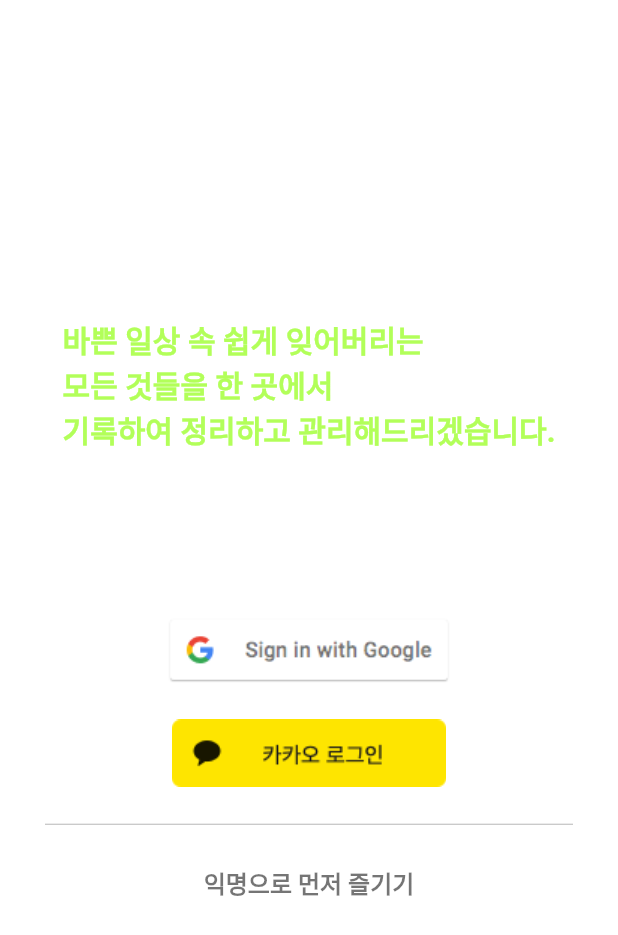
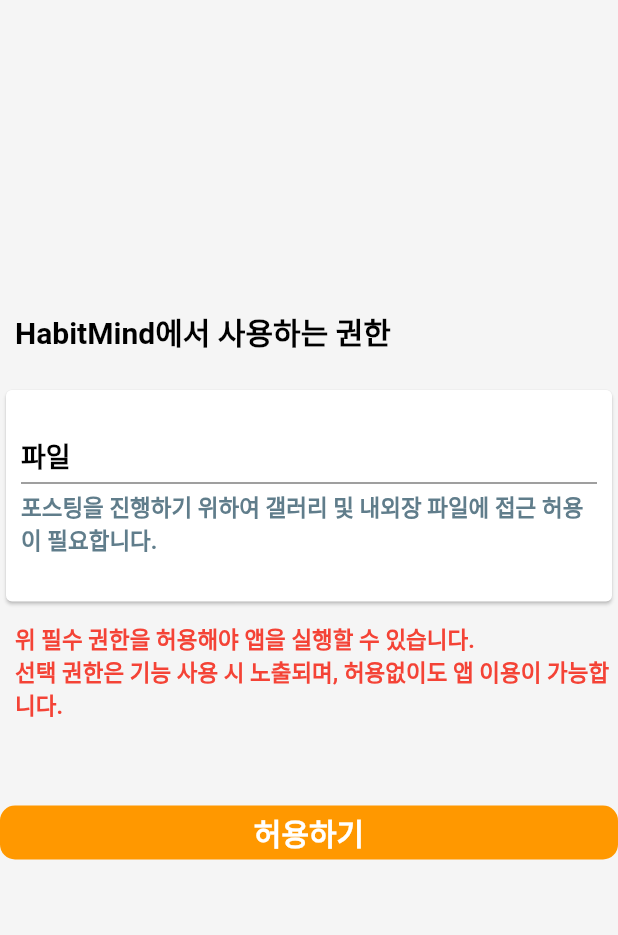
Before and after one commit to chosungsu/Clink, a Flutter app: the screen it shows after launch, on a phone screen of 412 x 824 dp. Shown: the top 935 px of the screen. Run offline on Flutter 3.47's test engine with Material 2 defaults, Android fonts, the light colour scheme and no system bars; our stand-ins replace animated_text_kit, cloud_firestore, curved_navigation_bar, firebase_core, flutter_secure_storage, flutter_spinkit and 6 more; missing offline and left inert: kakao_flutter_sdk, textfield_tags, transition; accounts and stored records are empty.

Commit message:
add some codes

```diff
--- a/lib/Dialogs/checkhowtag.dart
+++ b/lib/Dialogs/checkhowtag.dart
@@ -16,11 +16,11 @@
             ),
           ),
           content: const Text(
-            '태그는 \'#\'을 입력하고 원하는 태그 작성 후 스페이스를 누르면 자동 중단됩니다.\n'
-                '한 개 이상의 태그 작성을 원하시면 스페이스로 한칸 띄우신 후에 처음 작성방법을 따르시면 됩니다.',
+            '태그는 원하는 태그 작성 후 스페이스를 누르면 자동 추가됩니다.\n'
+                '한 개 이상의 태그 작성을 원하시면 위 과정을 반복하시면 됩니다.',
             style: TextStyle(
               fontSize: 15,
-              color: Colors.blueGrey,
+              color: Colors.black,
               fontWeight: FontWeight.bold,
             ),
           ),
--- a/lib/Page/HomePage.dart
+++ b/lib/Page/HomePage.dart
@@ -8,8 +8,8 @@
 import '../UI/AD.dart';
 
 class HomePage extends StatefulWidget {
-  const HomePage({Key? key}) : super(key: key);
-
+  const HomePage({Key? key, required this.title}) : super(key: key);
+  final String title;
   @override
   State<StatefulWidget> createState() => _HomePageState();
 }
@@ -70,7 +70,7 @@
         centerTitle: true,
         backgroundColor: Colors.grey.shade100,
         title: Text(
-            'SuChip',
+            widget.title,
             style: TextStyle(
                 color: Colors.deepPurpleAccent.shade100,
             )
--- a/lib/Page/LoginSignPage.dart
+++ b/lib/Page/LoginSignPage.dart
@@ -68,7 +68,7 @@
             await Navigator.of(context).pushReplacement(
               PageTransition(
                 type: PageTransitionType.bottomToTop,
-                child: const MyHomePage(title: 'SuChip'),
+                child: const MyHomePage(title: 'HabitMind'),
               ),
             );
           },
@@ -85,7 +85,7 @@
             await Navigator.of(context).pushReplacement(
               PageTransition(
                 type: PageTransitionType.bottomToTop,
-                child: const MyHomePage(title: 'SuChip'),
+                child: const MyHomePage(title: 'HabitMind'),
               ),
             );
           },
@@ -106,7 +106,7 @@
           Navigator.of(context).pushReplacement(
             PageTransition(
               type: PageTransitionType.bottomToTop,
-              child: const MyHomePage(title: 'SuChip'),
+              child: const MyHomePage(title: 'HabitMind'),
             ),
           );
         },
--- /dev/null
+++ b/lib/UI/AskPermission.dart
@@ -0,0 +1,140 @@
+import 'package:clickbyme/Dialogs/checkPermissions.dart';
+import 'package:clickbyme/UI/UserCheck.dart';
+import 'package:flutter/material.dart';
+import 'package:permission_handler/permission_handler.dart';
+
+
+class AskPermissionPage extends StatefulWidget {
+  const AskPermissionPage({Key? key}) : super(key: key);
+
+  @override
+  State<StatefulWidget> createState() => _AskPermissionPageState();
+}
+
+class _AskPermissionPageState extends State<AskPermissionPage> {
+  @override
+  Widget build(BuildContext context) {
+    return Scaffold(
+      backgroundColor: Colors.grey.shade100,
+      body: Container(
+        child: PermissionCheck(context),
+      ),
+    );
+  }
+}
+// 바디 만들기
+Widget PermissionCheck(BuildContext context) {
+  final List<String> list_title = <String>[
+    '파일',
+  ];
+  final List<String> list_content = <String>[
+    '포스팅을 진행하기 위하여 갤러리 및 내외장 파일에 접근 허용이 필요합니다.',
+  ];
+  return Column(
+    crossAxisAlignment: CrossAxisAlignment.start,
+    children: [
+      SizedBox(
+        height: MediaQuery.of(context).size.height / 4,
+      ),
+      Padding(
+          padding: EdgeInsets.only(left: 10),
+          child: Column(
+            crossAxisAlignment: CrossAxisAlignment.start,
+            children: const [
+              Text(
+                'HabitMind에서 사용하는 권한',
+                style: TextStyle(
+                  color: Colors.black,
+                  fontSize: 20,
+                  fontWeight: FontWeight.w600, // bold
+                ),
+              ),
+            ],
+          )
+      ),
+      SizedBox(height: 20,),
+      SizedBox(
+        child: Card(
+          color: Colors.white,
+          child: Padding(
+              padding: EdgeInsets.only(top: 30, bottom: 30, left: 10, right: 10),
+              child: Column(
+                crossAxisAlignment: CrossAxisAlignment.start,
+                children: [
+                  Text(
+                    list_title[0],
+                    style: TextStyle(
+                      color: Colors.black,
+                      fontSize: 18,
+                      fontWeight: FontWeight.w600, // bold
+                    ),
+                  ),
+                  const Divider(
+                    height: 10,
+                    thickness: 0.5,
+                    indent: 0,
+                    endIndent: 0,
+                    color: Colors.black,
+                  ),
+                  Text(
+                    list_content[0],
+                    style: TextStyle(
+                      color: Colors.blueGrey,
+                      fontSize: 15,
+                      fontWeight: FontWeight.w600, // bold
+                    ),
+                  ),
+                ],
+              )
+          )
+        ),
+      ),
+      SizedBox(height: 10,),
+      Padding(
+        padding: EdgeInsets.only(left: 10),
+        child: Column(
+          crossAxisAlignment: CrossAxisAlignment.start,
+          children: [
+            Text(
+              '위 필수 권한을 허용해야 앱을 실행할 수 있습니다.\n'
+                  '선택 권한은 기능 사용 시 노출되며, 허용없이도 앱 이용이 가능합니다.',
+              style: TextStyle(
+                color: Colors.red,
+                fontSize: 15,
+                fontWeight: FontWeight.w600, // bold
+              ),
+            ),
+          ],
+        )
+      ),
+      SizedBox(height: 50,),
+      SizedBox(
+        width: MediaQuery.of(context).size.width,
+        child: ElevatedButton(
+          onPressed: () {
+            requestPermission(context);
+          },
+          style: ElevatedButton.styleFrom(
+              primary: Colors.orange,
+              shape: RoundedRectangleBorder(
+                borderRadius: BorderRadius.circular(10),
+              ),
+              elevation: 0
+          ),
+          child: const Text(
+            "허용하기",
+            style: TextStyle(
+              color: Colors.white,
+              fontSize: 20,
+              fontWeight: FontWeight.w600, // bold
+            ),
+          ),
+        ),
+      )
+    ],
+  );
+}
+
+Future requestPermission(context) async {
+  checkPermissions(context);
+}
--- a/lib/UI/UserSubscription.dart
+++ b/lib/UI/UserSubscription.dart
@@ -1,5 +1,4 @@
 import 'package:flutter/material.dart';
-import 'package:flutter_sticky_header/flutter_sticky_header.dart';
 import 'package:sticky_headers/sticky_headers.dart';
 
 import '../DB/AD_Home.dart';
--- a/lib/UI/UserTips.dart
+++ b/lib/UI/UserTips.dart
@@ -60,7 +60,7 @@
     )
   ];
   return SizedBox(
-      height: 170,
+      height: MediaQuery.of(context).size.height/ 4,
       child: Padding(
         padding: EdgeInsets.only(left:20, bottom: 20, right: 20),
         child: ListView.builder(
@@ -73,8 +73,7 @@
                 Padding(
                     padding: EdgeInsets.only(right: 15),
                     child: SizedBox(
-                      width: 180,
-                      height: 120,
+                      width: MediaQuery.of(context).size.width * 0.7,
                       child: Card(
                           color: const Color(0xffd3f1ff),
                           shape: RoundedRectangleBorder(
--- a/lib/main.dart
+++ b/lib/main.dart
@@ -90,7 +90,9 @@
           if (islogined) {
             GoToMain(context);
           } else {
-            GoToLogin(context);
+            //퍼미션 요청부터 하자.
+            GoToPermission(context);
+            //GoToLogin(context);
           }
 
           Timer(
@@ -137,7 +139,7 @@
                   crossAxisAlignment: CrossAxisAlignment.center,
                   children: [
                     const Text(
-                      'SuChip',
+                      'HabitMind',
                       style: TextStyle(
                         fontWeight: FontWeight.bold,
                         fontSize: 30,
@@ -150,7 +152,7 @@
                       child: AnimatedTextKit(
                         animatedTexts: [
                           TyperAnimatedText(
-                              '내가 수집하는 취향트랙',
+                              '내가 수집하는 개인화 마인드트랙',
                               speed: Duration(milliseconds: 150)),
                         ],
                         isRepeatingAnimation: true,
--- a/pubspec.yaml
+++ b/pubspec.yaml
@@ -58,7 +58,8 @@
   multi_image_picker2: ^5.0.2
   permission_handler: ^9.2.0
   sticky_headers: ^0.2.0
-  flutter_sticky_header: ^0.6.1
+  textfield_tags: ^1.4.3
+  table_calendar: ^3.0.4
 
 dev_dependencies:
   flutter_test:
```
Also changed, not shown: lib/Dialogs/addcalendartodo.dart (added, +63 -0 lines), lib/Dialogs/checkPermissions.dart (added, +53 -0 lines), lib/Page/ProfilePage.dart (+13 -10 lines), lib/Sub/GoToDoDate.dart (added, +102 -0 lines), lib/Sub/WritePost.dart (+18 -11 lines), lib/UI/UserCheck.dart (+13 -1 lines), lib/UI/UserPicks.dart (+16 -0 lines), lib/route.dart (+6 -5 lines), pubspec.lock, 2 other files.
